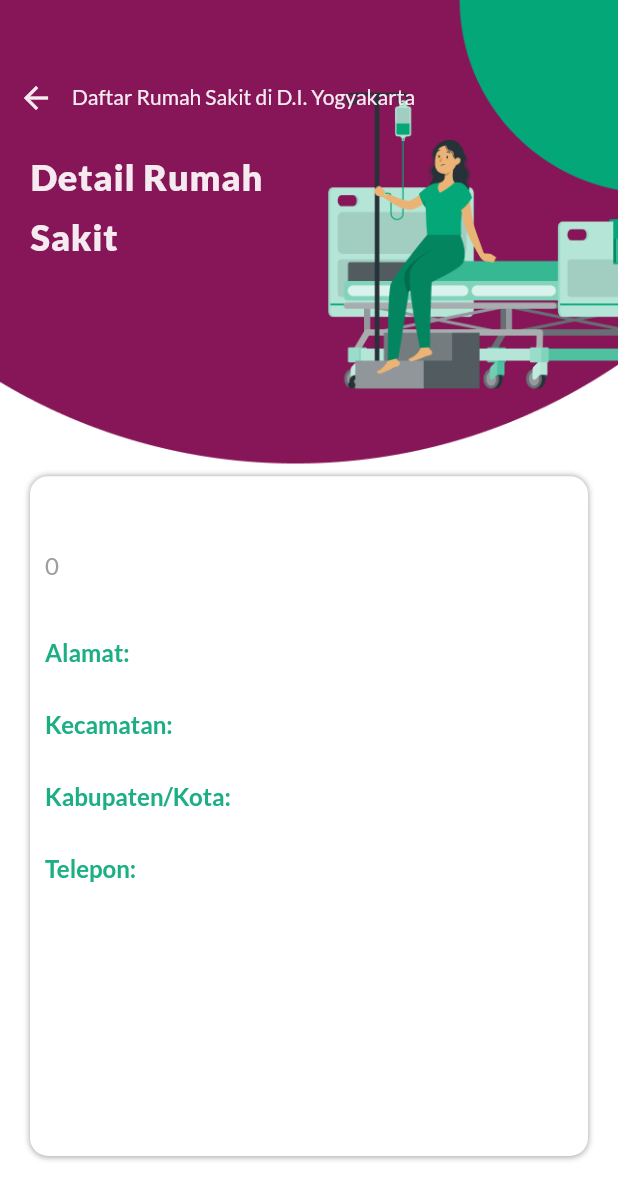
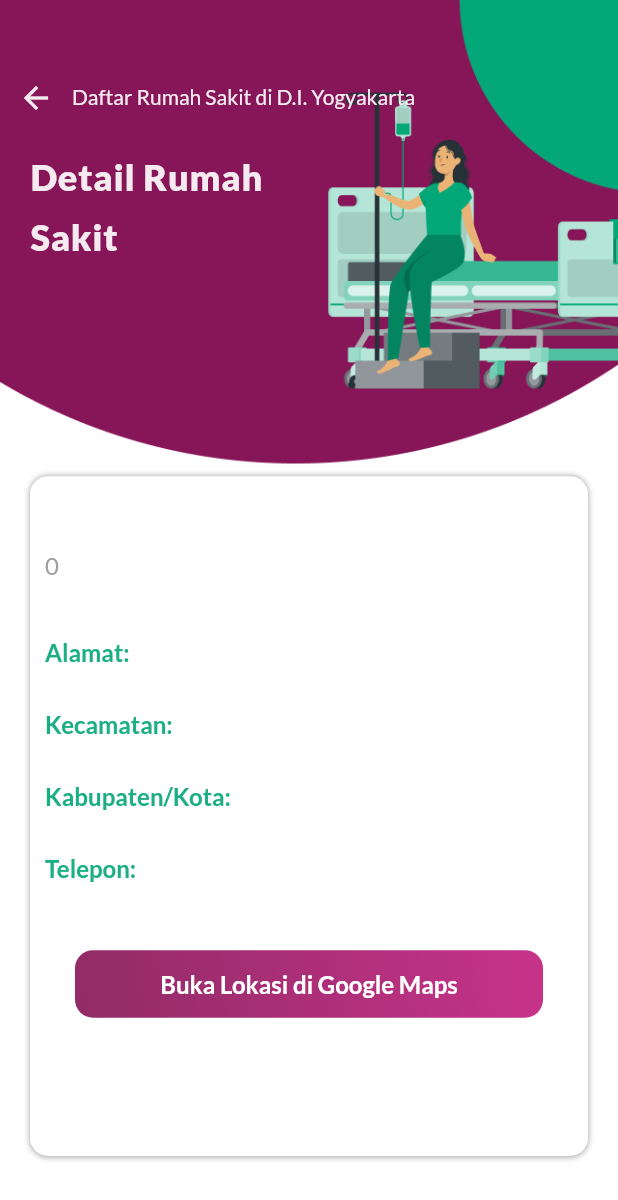
Before and after one commit to saskia-dwi-ulfah/HealthyIn, a Flutter app: the HospitalDetail screen opened directly with empty values, on a phone screen of 412 x 824 dp. Shown: the top 1200 px of the screen. Run offline on Flutter 3.47's test engine with Material 2 defaults, Android fonts, the phone set to English and light mode, and no system bars; our stand-ins replace cloud_firestore, firebase_auth, firebase_core, get, google_fonts, open_file and 1 more; missing offline and left inert: maps_launcher; accounts and stored records are empty.

Commit message:
Adding Google Maps functionality

```diff
--- a/healthyin/lib/screens/Hospital Page/hospital_detail_page.dart
+++ b/healthyin/lib/screens/Hospital Page/hospital_detail_page.dart
@@ -2,6 +2,7 @@
 import 'package:get/get.dart';
 import 'package:flutter/material.dart';
 import 'package:google_fonts/google_fonts.dart';
+import 'package:maps_launcher/maps_launcher.dart';
 import 'package:flutter/src/widgets/container.dart';
 import 'package:flutter/src/widgets/framework.dart';
 import 'package:healthyin/model/hospital_model.dart';
@@ -172,6 +173,35 @@ class HospitalDetail extends StatelessWidget {
                                     fontSize: 16,
                                     color: Color.fromARGB(1000, 18, 18, 18),
                                     height: 1.5))),
+                        const SizedBox(height: 20),
+                        GestureDetector(
+                          onTap: () {
+                            MapsLauncher.launchQuery(hospital.nama_rs);
+                          },
+                          child: Container(
+                            width: w,
+                            height: 45,
+                            margin: const EdgeInsets.only(left: 20, right: 20),
+                            decoration: BoxDecoration(
+                                borderRadius: BorderRadius.circular(12),
+                                gradient: const LinearGradient(
+                                    begin: Alignment.bottomLeft,
+                                    end: Alignment.topRight,
+                                    colors: [
+                                      Color.fromARGB(1000, 134, 22, 87),
+                                      Color.fromARGB(1000, 193, 31, 126)
+                                    ])),
+                            child: Center(
+                              child: Text("Buka Lokasi di Google Maps",
+                                  style: GoogleFonts.lato(
+                                      textStyle: const TextStyle(
+                                        fontSize: 16,
+                                        fontWeight: FontWeight.bold,
+                                      ),
+                                      color: Colors.white)),
+                            ),
+                          ),
+                        )
                       ]),
                 ),
               ),
--- a/healthyin/lib/screens/Screening Result/recommendation_mild.dart
+++ b/healthyin/lib/screens/Screening Result/recommendation_mild.dart
@@ -3,16 +3,13 @@
 /*
 Chat with doctor
 */
-import 'dart:io';
-import 'package:flutter/services.dart';
 import 'package:get/get.dart';
 import 'package:flutter/material.dart';
 import 'package:google_fonts/google_fonts.dart';
-import 'package:url_launcher/url_launcher.dart';
+import 'package:url_launcher/url_launcher_string.dart';
 import 'package:healthyin/api/pdf_paragraph_api.dart';
 import 'package:healthyin/controller/auth_controller.dart';
 import 'package:healthyin/screens/Main%20Page/healthyin_main_page.dart';
-import 'package:url_launcher/url_launcher_string.dart';
 
 class MildRecommendation extends StatelessWidget {
   const MildRecommendation({super.key});
--- a/healthyin/pubspec.yaml
+++ b/healthyin/pubspec.yaml
@@ -48,6 +48,7 @@ dependencies:
   path_provider:
   pdf:
   url_launcher: ^6.0.20
+  maps_launcher:
 
 dev_dependencies:
   flutter_test:
```
Also changed, not shown: healthyin/pubspec.lock.
